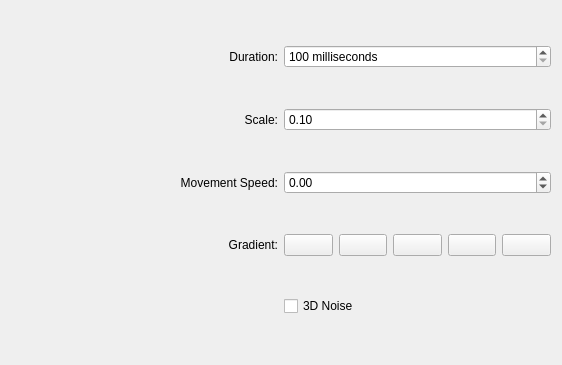
First picture: the form in kwin/fire/config.ui, repository Schneegans/Burn-My-Windows, before the edit.
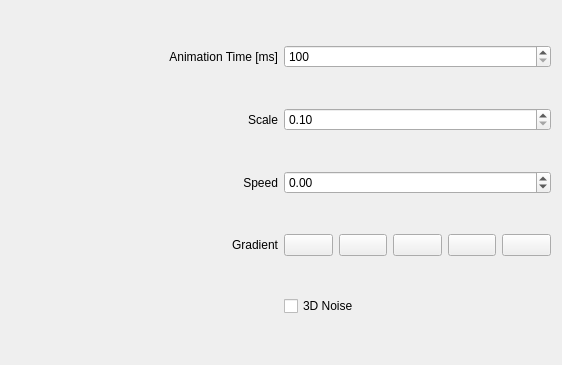
Second picture: the form after the edit. Custom widgets are drawn as their Qt base class.

Commit message: :wrench: Make fire effect translatable

What changed in the file:
```diff
--- a/kwin/fire/config.ui
+++ b/kwin/fire/config.ui
@@ -20,7 +20,7 @@
             <item row="4" column="0">
                 <widget class="QLabel" name="label_4">
                     <property name="text">
-                        <string>Gradient:</string>
+                        <string>Gradient</string>
                     </property>
                     <property name="alignment">
                         <set>Qt::AlignRight|Qt::AlignTrailing|Qt::AlignVCenter</set>
@@ -29,9 +29,6 @@
             </item>
             <item row="0" column="1">
                 <widget class="QSpinBox" name="kcfg_Duration">
-                    <property name="suffix">
-                        <string> milliseconds</string>
-                    </property>
                     <property name="minimum">
                         <number>100</number>
                     </property>
@@ -56,7 +53,7 @@
             <item row="3" column="0">
                 <widget class="QLabel" name="label_2">
                     <property name="text">
-                        <string>Movement Speed:</string>
+                        <string>Speed</string>
                     </property>
                     <property name="alignment">
                         <set>Qt::AlignRight|Qt::AlignTrailing|Qt::AlignVCenter</set>
@@ -76,7 +73,7 @@
             <item row="1" column="0">
                 <widget class="QLabel" name="label_3">
                     <property name="text">
-                        <string>Scale:</string>
+                        <string>Scale</string>
                     </property>
                     <property name="alignment">
                         <set>Qt::AlignRight|Qt::AlignTrailing|Qt::AlignVCenter</set>
@@ -132,7 +129,7 @@
             <item row="0" column="0">
                 <widget class="QLabel" name="label">
                     <property name="text">
-                        <string>Duration:</string>
+                        <string>Animation Time [ms]</string>
                     </property>
                     <property name="alignment">
                         <set>Qt::AlignRight|Qt::AlignTrailing|Qt::AlignVCenter</set>
```
The commit also changes 2 other files.
